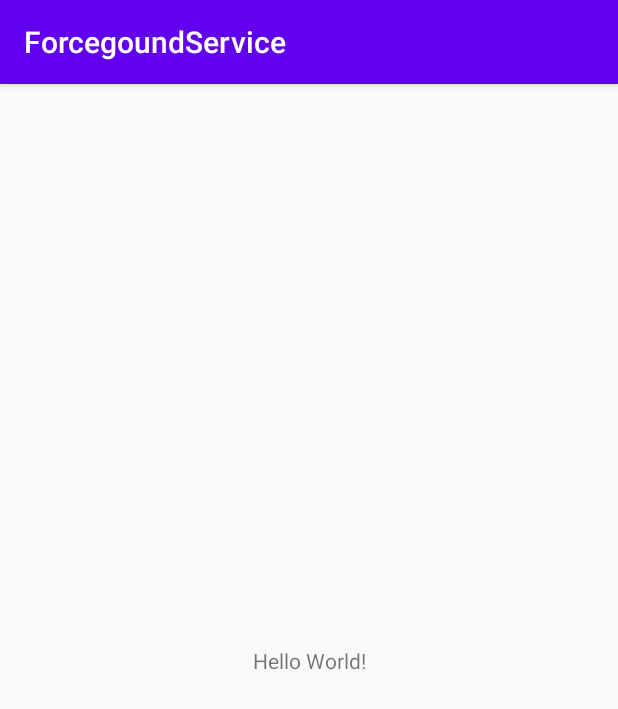
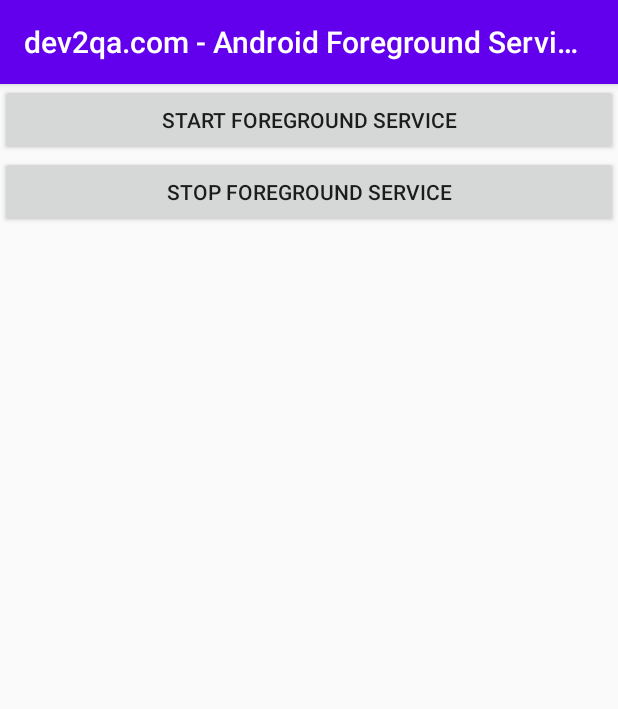
Before and after one commit to hhnchau/ScreenshotService, an Android app: the screen it shows after launch (MainActivity before the commit, CreateForegroundServiceActivity after it), on a phone screen of 412 x 824 dp. Shown: the top 709 px of the screen. Run offline under Robolectric (Android 15) with nearby library versions, the phone set to English and light mode, and no system bars.

Commit message:
add foreground service

```diff
--- a/app/src/main/AndroidManifest.xml
+++ b/app/src/main/AndroidManifest.xml
@@ -12,7 +12,7 @@
         android:roundIcon="@mipmap/ic_launcher_round"
         android:supportsRtl="true"
         android:theme="@style/AppTheme">
-        <activity android:name=".MainActivity">
+        <activity android:name=".forcegound.CreateForegroundServiceActivity">
             <intent-filter>
                 <action android:name="android.intent.action.MAIN" />
 
@@ -20,7 +20,9 @@
             </intent-filter>
         </activity>
 
-        <service android:name=".ScreenShotService" />
+        <service android:name=".screenshot.ScreenShotService" />
+
+        <service android:name=".forcegound.MyForeGroundService"/>
 
     </application>
 
--- /dev/null
+++ b/app/src/main/java/m/hanet/forcegoundservice/forcegound/CreateForegroundServiceActivity.java
@@ -0,0 +1,41 @@
+package m.hanet.forcegoundservice.forcegound;
+
+import android.content.Intent;
+import android.os.Bundle;
+import android.view.View;
+import android.widget.Button;
+
+import androidx.appcompat.app.AppCompatActivity;
+
+import m.hanet.forcegoundservice.R;
+
+public class CreateForegroundServiceActivity extends AppCompatActivity { // implements View.OnClickListener{
+
+    @Override
+    protected void onCreate(Bundle savedInstanceState) {
+        super.onCreate(savedInstanceState);
+        setContentView(R.layout.forceground_service);
+
+        setTitle("dev2qa.com - Android Foreground Service Example.");
+
+        Button startServiceButton = (Button)findViewById(R.id.start_foreground_service_button);
+        startServiceButton.setOnClickListener(new View.OnClickListener() {
+            @Override
+            public void onClick(View v) {
+                Intent intent = new Intent(CreateForegroundServiceActivity.this, MyForeGroundService.class);
+                intent.setAction(MyForeGroundService.ACTION_START_FOREGROUND_SERVICE);
+                startService(intent);
+            }
+        });
+
+        Button stopServiceButton = (Button)findViewById(R.id.stop_foreground_service_button);
+        stopServiceButton.setOnClickListener(new View.OnClickListener() {
+            @Override
+            public void onClick(View v) {
+                Intent intent = new Intent(CreateForegroundServiceActivity.this, MyForeGroundService.class);
+                intent.setAction(MyForeGroundService.ACTION_STOP_FOREGROUND_SERVICE);
+                startService(intent);
+            }
+        });
+    }
+}
--- a/app/src/main/java/m/hanet/forcegoundservice/MainActivity.java
+++ b/app/src/main/java/m/hanet/forcegoundservice/screenshot/MainActivity.java
@@ -1,4 +1,4 @@
-package m.hanet.forcegoundservice;
+package m.hanet.forcegoundservice.screenshot;
 
 import androidx.annotation.Nullable;
 import androidx.appcompat.app.AppCompatActivity;
@@ -15,6 +15,8 @@ import android.os.Message;
 import android.os.Messenger;
 import android.os.RemoteException;
 import android.view.View;
+
+import m.hanet.forcegoundservice.R;
 
 public class MainActivity extends AppCompatActivity {
 
--- a/app/src/main/java/m/hanet/forcegoundservice/ScreenShotService.java
+++ b/app/src/main/java/m/hanet/forcegoundservice/screenshot/ScreenShotService.java
@@ -1,4 +1,4 @@
-package m.hanet.forcegoundservice;
+package m.hanet.forcegoundservice.screenshot;
 
 import android.app.Service;
 import android.content.Context;
@@ -14,7 +14,6 @@ import android.media.MediaScannerConnection;
 import android.media.projection.MediaProjection;
 import android.media.projection.MediaProjectionManager;
 import android.net.Uri;
-import android.os.Environment;
 import android.os.Handler;
 import android.os.IBinder;
 import android.os.Message;
--- a/app/src/main/res/layout/activity_main.xml
+++ b/app/src/main/res/layout/activity_main.xml
@@ -4,7 +4,7 @@
     xmlns:tools="http://schemas.android.com/tools"
     android:layout_width="match_parent"
     android:layout_height="match_parent"
-    tools:context=".MainActivity">
+    tools:context=".screenshot.MainActivity">
 
     <TextView
         android:layout_width="wrap_content"
--- /dev/null
+++ b/app/src/main/res/layout/forceground_service.xml
@@ -0,0 +1,19 @@
+<?xml version="1.0" encoding="utf-8"?>
+<LinearLayout android:layout_width="match_parent"
+    android:layout_height="wrap_content"
+    android:orientation="vertical"
+    xmlns:android="http://schemas.android.com/apk/res/android">
+
+    <Button
+        android:id="@+id/start_foreground_service_button"
+        android:layout_width="match_parent"
+        android:layout_height="wrap_content"
+        android:text="Start Foreground Service"/>
+
+    <Button
+        android:id="@+id/stop_foreground_service_button"
+        android:layout_width="match_parent"
+        android:layout_height="wrap_content"
+        android:text="Stop Foreground Service"/>
+
+</LinearLayout>
```
Also changed, not shown: app/src/main/java/m/hanet/forcegoundservice/forcegound/MyForeGroundService.java (added, +185 -0 lines).
